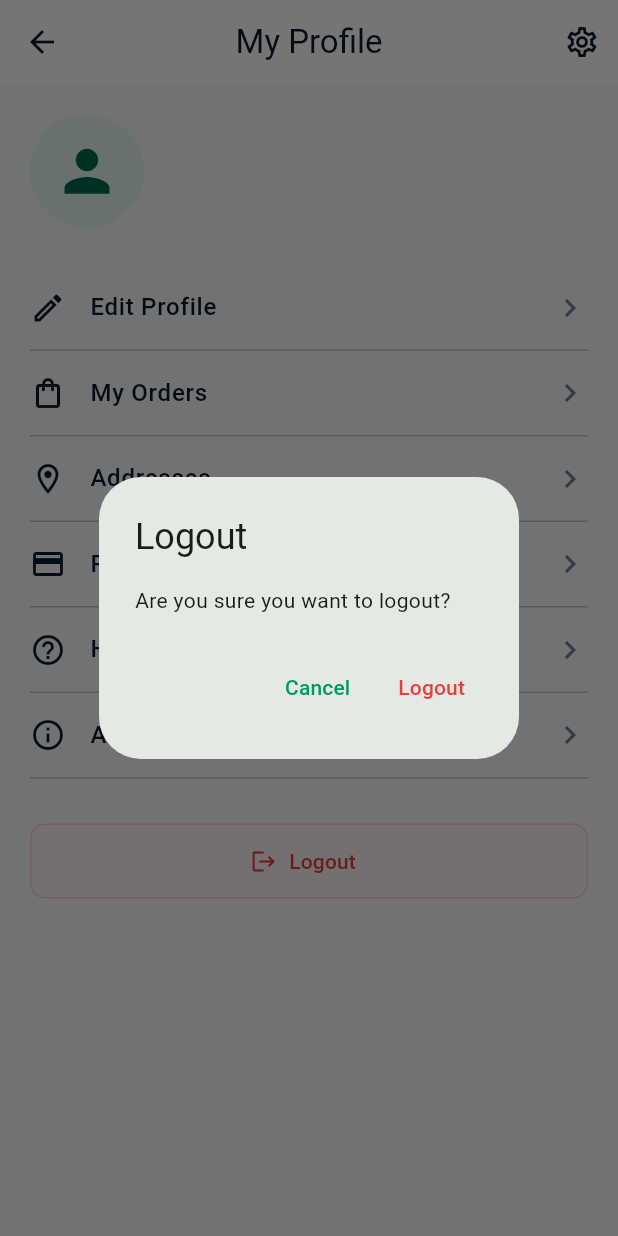
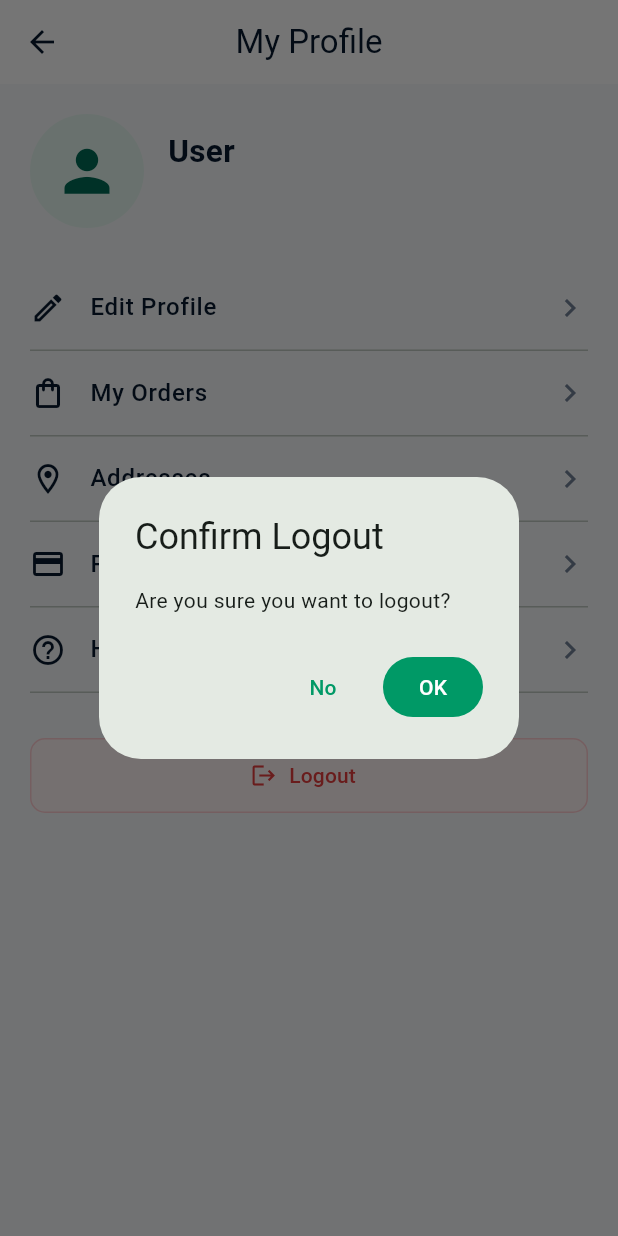
Before and after one commit to faraaz-ahmmed/shop-easy, a Flutter app: the ProfileScreen screen opened directly, after a tap on "Logout", on a phone screen of 412 x 824 dp. Run offline on Flutter 3.47's test engine with Material 3 defaults, Android fonts, the phone set to English and light mode, and no system bars; our stand-ins replace cloud_firestore, firebase_auth, firebase_core; accounts and stored records are empty.

Commit message:
remove About App

```diff
--- a/lib/views/profile/profile_screen.dart
+++ b/lib/views/profile/profile_screen.dart
@@ -7,31 +7,33 @@
 import '../orders/orders_screen.dart';
 import 'addresses_screen.dart';
 import 'edit_profile_screen.dart';
+import 'help_support_screen.dart';
+import 'payment_methods_screen.dart';
 
 class ProfileScreen extends StatelessWidget {
   const ProfileScreen({super.key});
 
+  //  OPEN PAGE START
+
   void openPage(BuildContext context, Widget page) {
     Navigator.push(
       context,
-      MaterialPageRoute(builder: (_) => page),
+      MaterialPageRoute(
+        builder: (_) => page,
+      ),
     );
   }
 
-  void showMessage(BuildContext context, String title) {
-    ScaffoldMessenger.of(context).showSnackBar(
-      SnackBar(
-        content: Text('$title coming soon'),
-      ),
-    );
-  }
+  //  OPEN PAGE END
+
+  //  LOGOUT START
 
   Future<void> logout(BuildContext context) async {
     final confirmed = await showDialog<bool>(
       context: context,
       builder: (dialogContext) {
         return AlertDialog(
-          title: const Text('Logout'),
+          title: const Text('Confirm Logout'),
           content: const Text(
             'Are you sure you want to logout?',
           ),
@@ -40,16 +42,13 @@
               onPressed: () {
                 Navigator.pop(dialogContext, false);
               },
-              child: const Text('Cancel'),
+              child: const Text('No'),
             ),
-            TextButton(
+            FilledButton(
               onPressed: () {
                 Navigator.pop(dialogContext, true);
               },
-              child: const Text(
-                'Logout',
-                style: TextStyle(color: AppColors.red),
-              ),
+              child: const Text('OK'),
             ),
           ],
         );
@@ -71,28 +70,40 @@
     );
   }
 
+  //  LOGOUT END
+
   @override
   Widget build(BuildContext context) {
     return Scaffold(
+      //  APP BAR START
+
       appBar: AppBar(
         title: const Text('My Profile'),
-        actions: [
-          IconButton(
-            onPressed: () {
-              showMessage(context, 'Settings');
-            },
-            icon: const Icon(Icons.settings_outlined),
-          ),
-        ],
+        centerTitle: true,
       ),
+
+      //  APP BAR END
+
+      //  BODY START
+
       body: Center(
         child: ConstrainedBox(
-          constraints: const BoxConstraints(maxWidth: 650),
+          constraints: const BoxConstraints(
+            maxWidth: 650,
+          ),
           child: ListView(
             padding: const EdgeInsets.all(20),
             children: [
+              //  PROFILE HEADER START
+
               const _ProfileHeader(),
+
+              //  PROFILE HEADER END
+
               const SizedBox(height: 25),
+
+              //  EDIT PROFILE START
+
               _ProfileOption(
                 icon: Icons.edit_outlined,
                 title: 'Edit Profile',
@@ -103,6 +114,11 @@
                   );
                 },
               ),
+
+              //  EDIT PROFILE END
+
+              //  MY ORDERS START
+
               _ProfileOption(
                 icon: Icons.shopping_bag_outlined,
                 title: 'My Orders',
@@ -113,6 +129,11 @@
                   );
                 },
               ),
+
+              //  MY ORDERS END
+
+              //  ADDRESSES START
+
               _ProfileOption(
                 icon: Icons.location_on_outlined,
                 title: 'Addresses',
@@ -123,28 +144,43 @@
                   );
                 },
               ),
+
+              //  ADDRESSES END
+
+              //  PAYMENT METHODS START
+
               _ProfileOption(
                 icon: Icons.credit_card_outlined,
                 title: 'Payment Methods',
                 onTap: () {
-                  showMessage(context, 'Payment Methods');
+                  openPage(
+                    context,
+                    const PaymentMethodsScreen(),
+                  );
                 },
               ),
+
+              //  PAYMENT METHODS END
+
+              //  HELP SUPPORT START
+
               _ProfileOption(
                 icon: Icons.help_outline,
                 title: 'Help & Support',
                 onTap: () {
-                  showMessage(context, 'Help & Support');
+                  openPage(
+                    context,
+                    const HelpSupportScreen(),
+                  );
                 },
               ),
-              _ProfileOption(
-                icon: Icons.info_outline,
-                title: 'About App',
-                onTap: () {
-                  showMessage(context, 'About App');
-                },
-              ),
+
+              //  HELP SUPPORT END
+
               const SizedBox(height: 30),
+
+              //  LOGOUT BUTTON START
+
               OutlinedButton.icon(
                 onPressed: () {
                   logout(context);
@@ -153,6 +189,8 @@
                 label: const Text('Logout'),
                 style: OutlinedButton.styleFrom(
                   foregroundColor: AppColors.red,
+                  backgroundColor:
+                      const Color(0xFFFFF5F5),
                   minimumSize: const Size(
                     double.infinity,
                     50,
@@ -160,19 +198,25 @@
                   side: const BorderSide(
                     color: Color(0xFFFFCDD2),
                   ),
-                  backgroundColor: const Color(0xFFFFF5F5),
                   shape: RoundedRectangleBorder(
-                    borderRadius: BorderRadius.circular(10),
+                    borderRadius:
+                        BorderRadius.circular(10),
                   ),
                 ),
               ),
+
+              //  LOGOUT BUTTON END
             ],
           ),
         ),
       ),
+
+      //  BODY END
     );
   }
 }
+
+//  PROFILE HEADER START
 
 class _ProfileHeader extends StatelessWidget {
   const _ProfileHeader();
@@ -185,27 +229,48 @@
       return const SizedBox.shrink();
     }
 
-    return StreamBuilder<DocumentSnapshot<Map<String, dynamic>>>(
+    return StreamBuilder<
+        DocumentSnapshot<Map<String, dynamic>>>(
       stream: FirebaseFirestore.instance
           .collection('users')
           .doc(user.uid)
           .snapshots(),
       builder: (context, snapshot) {
+        //  LOADING START
+
+        if (snapshot.connectionState ==
+            ConnectionState.waiting) {
+          return const Center(
+            child: CircularProgressIndicator(),
+          );
+        }
+
+        //  LOADING END
+
         final data = snapshot.data?.data();
 
-        final savedName = data?['name'] as String?;
-        final savedEmail = data?['email'] as String?;
+        final savedName = data?['name'];
+        final savedEmail = data?['email'];
 
-        final name = savedName?.trim().isNotEmpty == true
-            ? savedName!
-            : user.displayName ?? 'User';
+        final name =
+            savedName is String &&
+                    savedName.trim().isNotEmpty
+                ? savedName.trim()
+                : user.displayName?.trim().isNotEmpty ==
+                        true
+                    ? user.displayName!.trim()
+                    : 'User';
 
-        final email = savedEmail?.trim().isNotEmpty == true
-            ? savedEmail!
-            : user.email ?? '';
+        final email =
+            savedEmail is String &&
+                    savedEmail.trim().isNotEmpty
+                ? savedEmail.trim()
+                : user.email ?? '';
 
         return Row(
           children: [
+            //  PROFILE ICON START
+
             const CircleAvatar(
               radius: 38,
               backgroundColor: Color(0xFFE5F7F0),
@@ -215,13 +280,22 @@
                 size: 45,
               ),
             ),
+
+            //  PROFILE ICON END
+
             const SizedBox(width: 16),
+
+            //  USER INFO START
+
             Expanded(
               child: Column(
-                crossAxisAlignment: CrossAxisAlignment.start,
+                crossAxisAlignment:
+                    CrossAxisAlignment.start,
                 children: [
                   Text(
                     name,
+                    maxLines: 1,
+                    overflow: TextOverflow.ellipsis,
                     style: const TextStyle(
                       color: AppColors.dark,
                       fontSize: 21,
@@ -231,6 +305,8 @@
                   const SizedBox(height: 5),
                   Text(
                     email,
+                    maxLines: 1,
+                    overflow: TextOverflow.ellipsis,
                     style: const TextStyle(
                       color: AppColors.grey,
                     ),
@@ -238,12 +314,18 @@
                 ],
               ),
             ),
+
+            //  USER INFO END
           ],
         );
       },
     );
   }
 }
+
+//  PROFILE HEADER END
+
+//  PROFILE OPTION START
 
 class _ProfileOption extends StatelessWidget {
   final IconData icon;
@@ -284,3 +366,5 @@
     );
   }
 }
+
+//  PROFILE OPTION END
```
